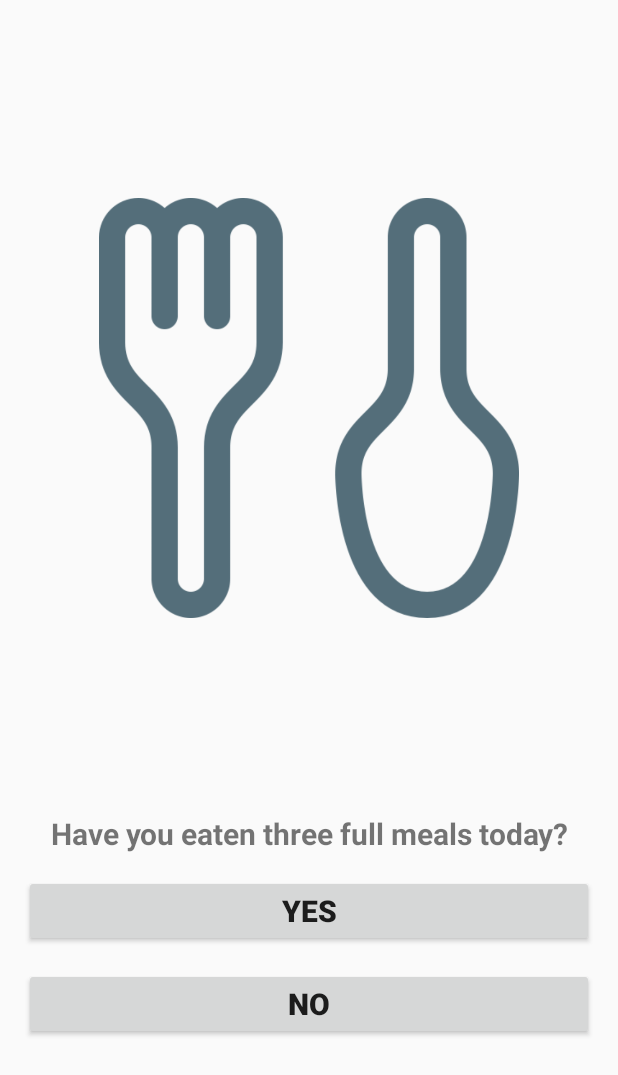
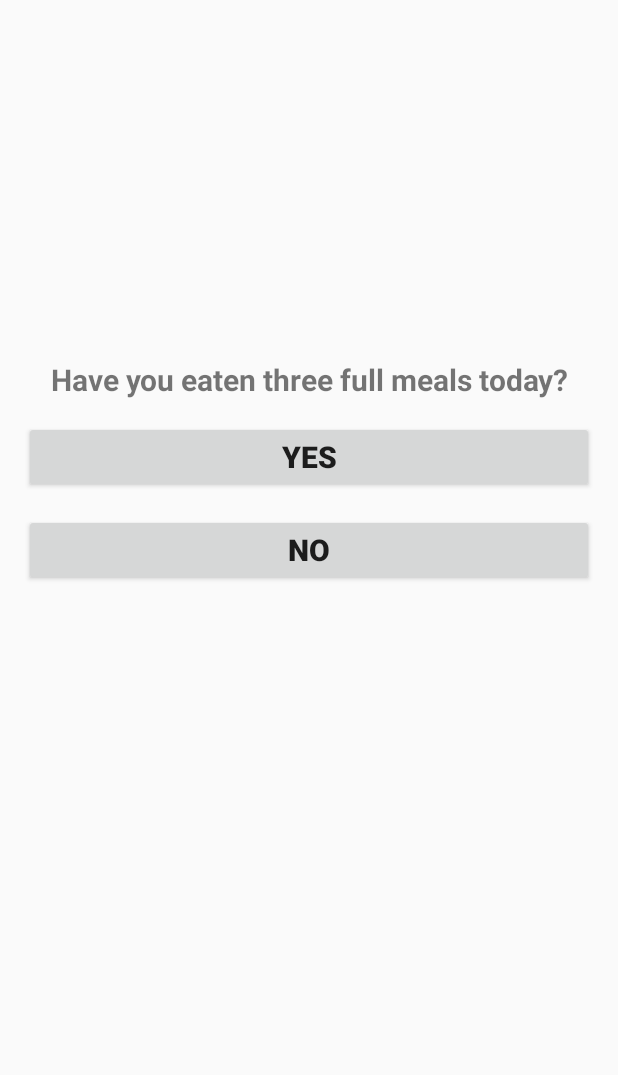
Before and after one commit to ams1347/I-Care_queer_hack_2020_submission, an Android app: the layout activity_standard_question.xml on its own in the app's theme, with its tools: preview values and no code run, on a phone screen of 412 x 824 dp. Shown: the top 1075 px of the screen. Run offline under Robolectric (Android 15) with nearby library versions, the phone set to English and light mode, and no system bars.

Commit message:
Most up to date push

```diff
--- a/app/src/main/java/com/hfad/queer_hack_2020_submission/MainActivity.java
+++ b/app/src/main/java/com/hfad/queer_hack_2020_submission/MainActivity.java
@@ -8,7 +8,6 @@ import android.os.Bundle;
 import android.view.Menu;
 import android.view.MenuItem;
 import android.view.View;
-import android.widget.ImageView;
 import android.widget.TextView;
 import android.widget.Toast;
 
@@ -77,7 +76,7 @@ public class MainActivity extends AppCompatActivity {
 
     public void signOut() {
         mAuth.signOut();
-        Intent intent = new Intent(this, LogInActivity.class);
+        Intent intent = new Intent(this, SignInActivity.class);
         startActivity(intent);
     }
 
--- a/app/src/main/res/layout/activity_log_in.xml
+++ b/app/src/main/res/layout/activity_sign_in.xml
@@ -4,7 +4,7 @@
     xmlns:tools="http://schemas.android.com/tools"
     android:layout_width="match_parent"
     android:layout_height="match_parent"
-    tools:context=".LogInActivity">
+    tools:context=".SignInActivity">
 
     <include
         layout="@layout/toolbar_main"
--- a/app/src/main/res/layout/activity_sign_up.xml
+++ b/app/src/main/res/layout/activity_sign_up.xml
@@ -102,7 +102,7 @@
         android:layout_width="wrap_content"
         android:layout_height="wrap_content"
         android:text="@string/sign_in_instead"
-        android:onClick="sendToLogIn"
+        android:onClick="logInInstead"
         android:layout_marginTop="10dp"
         app:layout_constraintEnd_toEndOf="parent"
         app:layout_constraintStart_toStartOf="parent"
--- a/app/src/main/res/layout/activity_standard_question.xml
+++ b/app/src/main/res/layout/activity_standard_question.xml
@@ -1,5 +1,4 @@
 <?xml version="1.0" encoding="utf-8"?>
-
 <ScrollView xmlns:android="http://schemas.android.com/apk/res/android"
     xmlns:tools="http://schemas.android.com/tools"
     android:layout_width="match_parent"
@@ -8,16 +7,13 @@
     <LinearLayout xmlns:android="http://schemas.android.com/apk/res/android"
         xmlns:tools="http://schemas.android.com/tools"
         android:layout_width="match_parent"
-        android:layout_height="match_parent"
+        android:layout_height="wrap_content"
         android:orientation="vertical"
-        android:padding="16dp"
+        android:paddingTop="225dp"
+        android:paddingBottom="16dp"
+        android:paddingLeft="16dp"
+        android:paddingRight="16dp"
         tools:context=".StandardQuestionActivity">
-
-        <ImageView
-            android:layout_width="wrap_content"
-            android:layout_height="wrap_content"
-            android:paddingHorizontal="50dp"
-            android:src="@drawable/meal" />
 
         <TextView
             android:layout_width="match_parent"
```
Also changed, not shown: app/src/main/AndroidManifest.xml (+7 -2 lines), app/src/main/java/com/hfad/queer_hack_2020_submission/SignInActivity.java (renamed from app/src/main/java/com/hfad/queer_hack_2020_submission/LogInActivity.java, +11 -21 lines), app/src/main/java/com/hfad/queer_hack_2020_submission/SignUpActivity.java (+17 -39 lines), app/src/main/java/com/hfad/queer_hack_2020_submission/StandardImageQuestionActivity.java (added, +37 -0 lines), app/src/main/java/com/hfad/queer_hack_2020_submission/StandardQuestionActivity.java (+0 -23 lines).
